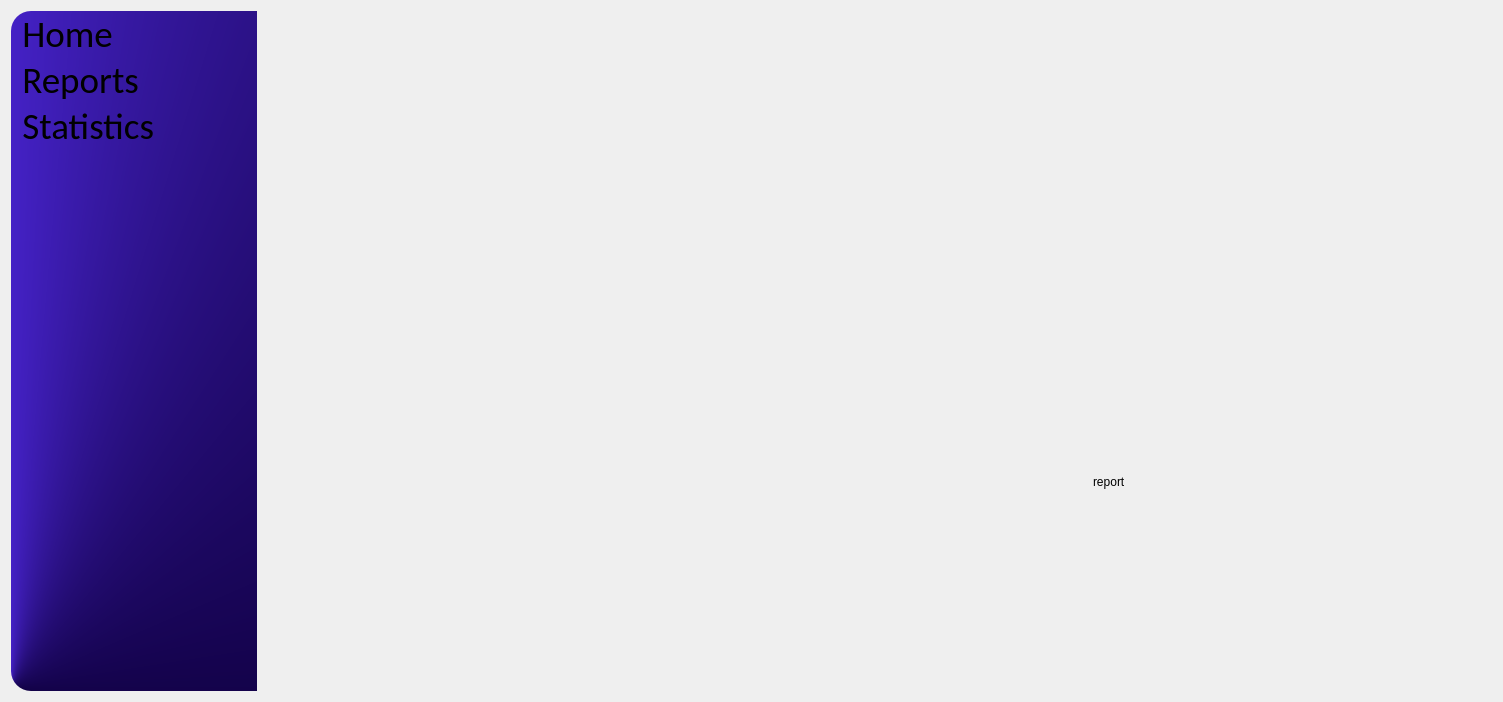
Above: ui/dashboard.ui from DanoAlvinJohnS/Final-OOP2 before the change. Below: the same form after it.
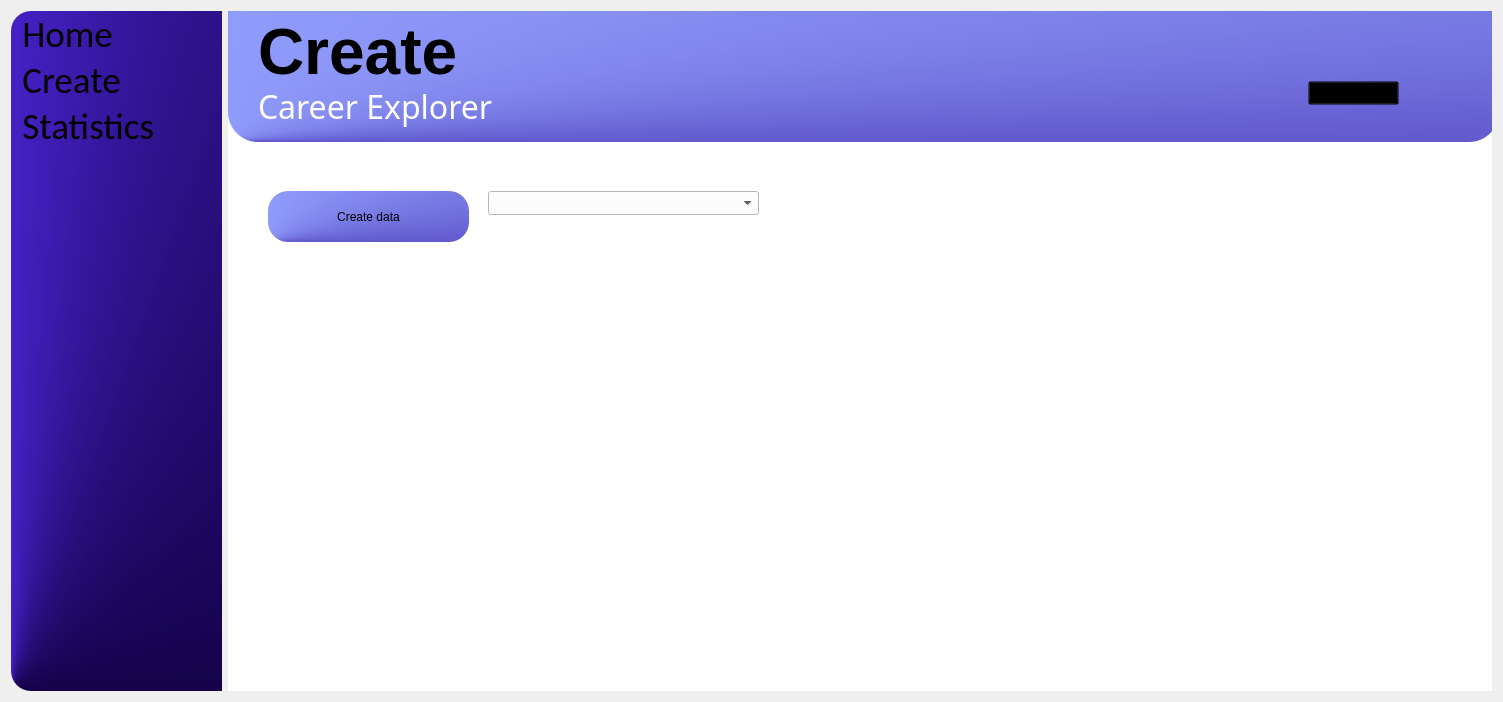
That is the form after the change. The open tabs and pages were chosen to show the change.

```diff
--- a/ui/dashboard.ui
+++ b/ui/dashboard.ui
@@ -15,7 +15,7 @@
   </property>
   <layout class="QHBoxLayout" name="horizontalLayout">
    <item>
-    <layout class="QHBoxLayout" name="horizontalLayout_2" stretch="1,5">
+    <layout class="QHBoxLayout" name="horizontalLayout_2" stretch="1,6">
      <item>
       <widget class="QListWidget" name="listWidget">
        <property name="font">
@@ -54,7 +54,7 @@
        </item>
        <item>
         <property name="text">
-         <string> Reports</string>
+         <string> Create</string>
         </property>
        </item>
        <item>
@@ -229,17 +229,155 @@
         </widget>
        </widget>
        <widget class="QWidget" name="pageReport">
-        <widget class="QLabel" name="label_3">
+        <property name="styleSheet">
+         <string notr="true">background-color:white</string>
+        </property>
+        <widget class="QLabel" name="background1_3">
          <property name="geometry">
           <rect>
-           <x>830</x>
-           <y>360</y>
+           <x>0</x>
+           <y>0</y>
+           <width>1271</width>
+           <height>131</height>
+          </rect>
+         </property>
+         <property name="styleSheet">
+          <string notr="true">border-top-left-radius: 0px;
+border-bottom-left-radius: 30px;
+border-top-right-radius: 0px;
+border-bottom-right-radius: 30px;
+background-color: qconicalgradient(cx:0, cy:0.994318, angle:96.5, stop:0.4 rgba(36, 0, 143, 255), stop:1 rgba(147, 161, 255, 255));</string>
+         </property>
+         <property name="text">
+          <string/>
+         </property>
+        </widget>
+        <widget class="QLabel" name="user_name_3">
+         <property name="geometry">
+          <rect>
+           <x>30</x>
+           <y>0</y>
            <width>401</width>
-           <height>221</height>
+           <height>81</height>
           </rect>
          </property>
+         <property name="font">
+          <font>
+           <pointsize>48</pointsize>
+           <bold>true</bold>
+          </font>
+         </property>
+         <property name="styleSheet">
+          <string notr="true">background-color: transparent;
+
+</string>
+         </property>
          <property name="text">
-          <string>report</string>
+          <string>Create</string>
+         </property>
+        </widget>
+        <widget class="QLabel" name="Register_Label_4">
+         <property name="geometry">
+          <rect>
+           <x>30</x>
+           <y>40</y>
+           <width>751</width>
+           <height>111</height>
+          </rect>
+         </property>
+         <property name="font">
+          <font>
+           <family>Century Gothic</family>
+           <pointsize>24</pointsize>
+           <bold>false</bold>
+          </font>
+         </property>
+         <property name="styleSheet">
+          <string notr="true">background-color: transparent;
+
+color: qconicalgradient(cx:1, cy:0.04, angle:272, stop:0 rgba(255, 255, 255, 255), stop:1 rgba(255, 255, 255, 255));</string>
+         </property>
+         <property name="text">
+          <string>Career Explorer</string>
+         </property>
+        </widget>
+        <widget class="QLabel" name="user_name_4">
+         <property name="geometry">
+          <rect>
+           <x>1070</x>
+           <y>50</y>
+           <width>111</width>
+           <height>20</height>
+          </rect>
+         </property>
+         <property name="font">
+          <font>
+           <pointsize>11</pointsize>
+           <bold>true</bold>
+          </font>
+         </property>
+         <property name="styleSheet">
+          <string notr="true">background-color: transparent;</string>
+         </property>
+         <property name="text">
+          <string/>
+         </property>
+        </widget>
+        <widget class="QPushButton" name="log_out_2">
+         <property name="geometry">
+          <rect>
+           <x>1080</x>
+           <y>70</y>
+           <width>91</width>
+           <height>24</height>
+          </rect>
+         </property>
+         <property name="font">
+          <font>
+           <family>Segoe UI</family>
+           <pointsize>9</pointsize>
+           <italic>false</italic>
+           <bold>false</bold>
+          </font>
+         </property>
+         <property name="styleSheet">
+          <string notr="true">background-color:transparent;
+font: 9pt &quot;Segoe UI&quot;;
+border-color: transparent;</string>
+         </property>
+         <property name="text">
+          <string>Log out</string>
+         </property>
+        </widget>
+        <widget class="QPushButton" name="pushButton">
+         <property name="geometry">
+          <rect>
+           <x>40</x>
+           <y>180</y>
+           <width>201</width>
+           <height>51</height>
+          </rect>
+         </property>
+         <property name="styleSheet">
+          <string notr="true">border-top-left-radius: 20px;
+border-bottom-left-radius: 20px;
+border-top-right-radius: 20px;
+border-bottom-right-radius: 20px;
+font: 16pt &quot;Arial&quot;;
+background-color: qconicalgradient(cx:0, cy:0.994318, angle:96.5, stop:0.4 rgba(36, 0, 143, 255), stop:1 rgba(147, 161, 255, 255));</string>
+         </property>
+         <property name="text">
+          <string>Create data</string>
+         </property>
+        </widget>
+        <widget class="QComboBox" name="comboBox">
+         <property name="geometry">
+          <rect>
+           <x>260</x>
+           <y>180</y>
+           <width>271</width>
+           <height>24</height>
+          </rect>
          </property>
         </widget>
        </widget>
```
Left out of the diff: 77 changed lines with no effect on the pictures.
